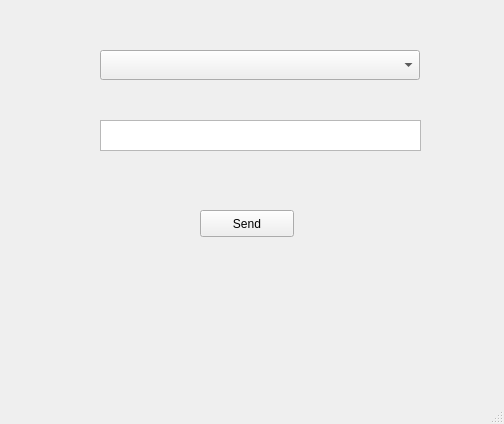
Above: Emoti-cli-app/src/mainwindow.ui from Emoti-h4ckademy/Emoti-cli before the change. Below: the same form after it.
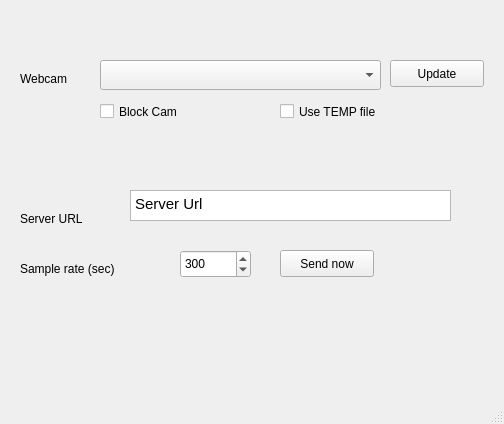
That is the form after the change.

Commit message: Main window modification

The edit to the form file:
```diff
--- a/Emoti-cli-app/src/mainwindow.ui
+++ b/Emoti-cli-app/src/mainwindow.ui
@@ -18,8 +18,8 @@
     <property name="geometry">
      <rect>
       <x>100</x>
-      <y>50</y>
-      <width>320</width>
+      <y>60</y>
+      <width>281</width>
       <height>30</height>
      </rect>
     </property>
@@ -30,25 +30,129 @@
    <widget class="QPushButton" name="buttonSend">
     <property name="geometry">
      <rect>
-      <x>200</x>
-      <y>210</y>
+      <x>280</x>
+      <y>250</y>
       <width>94</width>
       <height>27</height>
      </rect>
     </property>
     <property name="text">
-     <string>Send</string>
+     <string>Send now</string>
     </property>
    </widget>
    <widget class="QTextEdit" name="textServer">
     <property name="geometry">
      <rect>
-      <x>100</x>
-      <y>120</y>
+      <x>130</x>
+      <y>190</y>
       <width>321</width>
       <height>31</height>
      </rect>
     </property>
+    <property name="html">
+     <string>&lt;!DOCTYPE HTML PUBLIC &quot;-//W3C//DTD HTML 4.0//EN&quot; &quot;http://www.w3.org/TR/REC-html40/strict.dtd&quot;&gt;
+&lt;html&gt;&lt;head&gt;&lt;meta name=&quot;qrichtext&quot; content=&quot;1&quot; /&gt;&lt;style type=&quot;text/css&quot;&gt;
+p, li { white-space: pre-wrap; }
+&lt;/style&gt;&lt;/head&gt;&lt;body style=&quot; font-family:'Droid Sans'; font-size:11pt; font-weight:400; font-style:normal;&quot;&gt;
+&lt;p style=&quot; margin-top:0px; margin-bottom:0px; margin-left:0px; margin-right:0px; -qt-block-indent:0; text-indent:0px;&quot;&gt;Server Url&lt;/p&gt;&lt;/body&gt;&lt;/html&gt;</string>
+    </property>
+   </widget>
+   <widget class="QLabel" name="labelCam">
+    <property name="geometry">
+     <rect>
+      <x>20</x>
+      <y>70</y>
+      <width>64</width>
+      <height>18</height>
+     </rect>
+    </property>
+    <property name="text">
+     <string>Webcam</string>
+    </property>
+   </widget>
+   <widget class="QLabel" name="labelServer">
+    <property name="geometry">
+     <rect>
+      <x>20</x>
+      <y>210</y>
+      <width>101</width>
+      <height>18</height>
+     </rect>
+    </property>
+    <property name="text">
+     <string>Server URL</string>
+    </property>
+   </widget>
+   <widget class="QSpinBox" name="spinBoxSampleRate">
+    <property name="geometry">
+     <rect>
+      <x>180</x>
+      <y>250</y>
+      <width>71</width>
+      <height>28</height>
+     </rect>
+    </property>
+    <property name="minimum">
+     <number>30</number>
+    </property>
+    <property name="maximum">
+     <number>3600</number>
+    </property>
+    <property name="value">
+     <number>300</number>
+    </property>
+   </widget>
+   <widget class="QLabel" name="labelSampleRate">
+    <property name="geometry">
+     <rect>
+      <x>20</x>
+      <y>260</y>
+      <width>171</width>
+      <height>18</height>
+     </rect>
+    </property>
+    <property name="text">
+     <string>Sample rate (sec)</string>
+    </property>
+   </widget>
+   <widget class="QPushButton" name="buttonUpdateCam">
+    <property name="geometry">
+     <rect>
+      <x>390</x>
+      <y>60</y>
+      <width>94</width>
+      <height>27</height>
+     </rect>
+    </property>
+    <property name="text">
+     <string>Update</string>
+    </property>
+   </widget>
+   <widget class="QCheckBox" name="checkBoxCamBlock">
+    <property name="geometry">
+     <rect>
+      <x>100</x>
+      <y>100</y>
+      <width>131</width>
+      <height>23</height>
+     </rect>
+    </property>
+    <property name="text">
+     <string>Block Cam</string>
+    </property>
+   </widget>
+   <widget class="QCheckBox" name="checkBoxCamBuffer">
+    <property name="geometry">
+     <rect>
+      <x>280</x>
+      <y>100</y>
+      <width>131</width>
+      <height>23</height>
+     </rect>
+    </property>
+    <property name="text">
+     <string>Use TEMP file</string>
+    </property>
    </widget>
   </widget>
   <widget class="QMenuBar" name="menubar">
```
Left out of the diff: 12 changed lines with no effect on the pictures. The commit also changes 7 other files.
